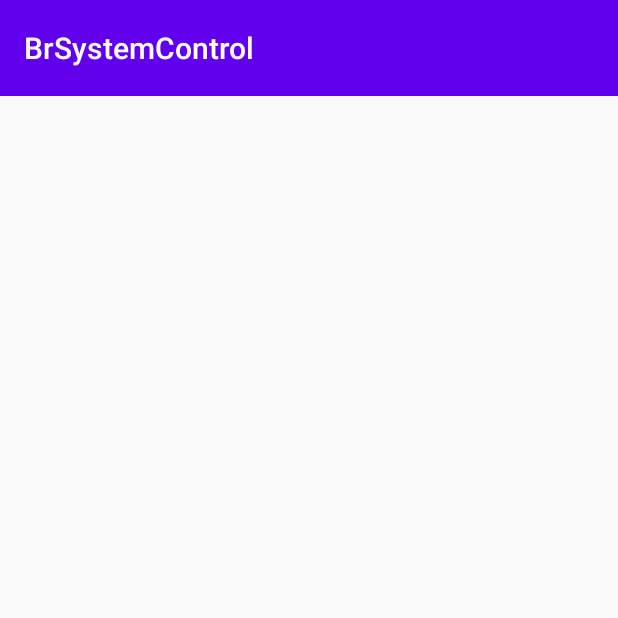
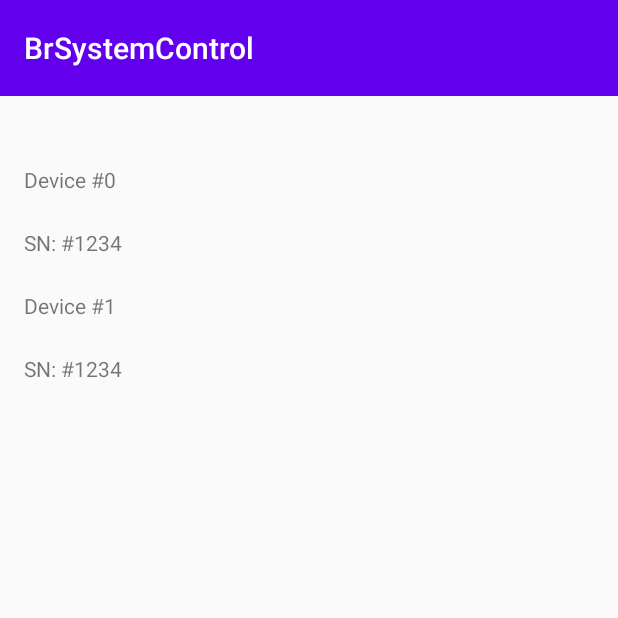
Before and after one commit to dimomite/brbuttonsystem, an Android app: the DevicesFragment screen opened through its navigation route, on a phone screen of 412 x 824 dp, the top half of it. Run offline under Robolectric (Android 15) with nearby library versions, the phone set to English and light mode, and no system bars; our stand-ins replace Dagger/Hilt's generated code, RxJava, Timber, data binding; 1 statement that could not run was skipped.

Commit message:
Added PIP mode for DeviceActivity. Moslty for prototyping. Main PIP activity should be for running game.

```diff
--- a/v1/soft/MobileApp/app/src/main/AndroidManifest.xml
+++ b/v1/soft/MobileApp/app/src/main/AndroidManifest.xml
@@ -25,7 +25,10 @@
                 <category android:name="android.intent.category.LAUNCHER" />
             </intent-filter>
         </activity>
-        <activity android:name=".presentation.devices.DeviceActivity" />
+        <activity
+            android:name=".presentation.devices.DeviceActivity"
+            android:configChanges="screenSize|smallestScreenSize|screenLayout|orientation"
+            android:supportsPictureInPicture="true" />
 
         <receiver android:name=".remotecontrol.RemoteControlWidgetProvider">
             <intent-filter>
--- a/v1/soft/MobileApp/app/src/main/java/org/dimomite/brbuttonsystem/presentation/devices/DevicesFragment.kt
+++ b/v1/soft/MobileApp/app/src/main/java/org/dimomite/brbuttonsystem/presentation/devices/DevicesFragment.kt
@@ -5,12 +5,44 @@ import android.view.LayoutInflater
 import android.view.View
 import android.view.ViewGroup
 import androidx.fragment.app.Fragment
+import androidx.navigation.fragment.findNavController
+import androidx.recyclerview.widget.RecyclerView
+import org.dimomite.brbuttonsystem.R
 import org.dimomite.brbuttonsystem.databinding.FragmentDevicesBinding
+import org.dimomite.brbuttonsystem.databinding.RemoteDeviceListItemBinding
+import org.dimomite.brbuttonsystem.presentation.connection.RemoteDeviceUiModel
+import timber.log.Timber
 
 class DevicesFragment : Fragment() {
+
     override fun onCreateView(inflater: LayoutInflater, container: ViewGroup?, savedInstanceState: Bundle?): View? {
         val bindings = FragmentDevicesBinding.inflate(inflater, container, false)
+        val adapter = DevicesAdapter(inflater)
+        bindings.devicesList.adapter = adapter
 
         return bindings.root
     }
+
+    private data class DevicesViewHolder(val bindings: RemoteDeviceListItemBinding) : RecyclerView.ViewHolder(bindings.root)
+
+    private inner class DevicesAdapter(private val inflater: LayoutInflater) : RecyclerView.Adapter<DevicesViewHolder>() {
+        override fun onCreateViewHolder(parent: ViewGroup, viewType: Int): DevicesViewHolder {
+            val bindings = RemoteDeviceListItemBinding.inflate(inflater, parent, false)
+            bindings.root.setOnClickListener {
+                Timber.i("DBG: Navigate to device activity")
+                findNavController().navigate(R.id.action_devicesFragment_to_deviceActivity)
+            }
+            return DevicesViewHolder(bindings)
+        }
+
+        override fun onBindViewHolder(holder: DevicesViewHolder, position: Int) {
+            holder.bindings.model = RemoteDeviceUiModel("Device #$position", "SN: #1234")
+        }
+
+        override fun getItemCount(): Int {
+            return 2
+        }
+    }
+
+
 }
--- a/v1/soft/MobileApp/app/src/main/res/layout/fragment_devices.xml
+++ b/v1/soft/MobileApp/app/src/main/res/layout/fragment_devices.xml
@@ -18,6 +18,7 @@
             android:layout_marginTop="32dp"
             android:layout_marginEnd="16dp"
             android:layout_marginBottom="32dp"
+            app:layoutManager="androidx.recyclerview.widget.LinearLayoutManager"
             app:layout_constraintBottom_toBottomOf="parent"
             app:layout_constraintEnd_toEndOf="parent"
             app:layout_constraintStart_toStartOf="parent"
--- a/v1/soft/MobileApp/app/src/main/res/layout/remote_device_list_item.xml
+++ b/v1/soft/MobileApp/app/src/main/res/layout/remote_device_list_item.xml
@@ -30,7 +30,7 @@
             android:layout_width="wrap_content"
             android:layout_height="36dp"
             android:gravity="center_vertical"
-            android:text="SN: #@{model.serialNumber}"
+            android:text="@{model.serialNumber}"
             app:layout_constraintStart_toStartOf="parent"
             app:layout_constraintTop_toBottomOf="@+id/remote_device_name_text" />
     </androidx.constraintlayout.widget.ConstraintLayout>
--- a/v1/soft/MobileApp/app/src/main/res/values/strings.xml
+++ b/v1/soft/MobileApp/app/src/main/res/values/strings.xml
@@ -5,6 +5,7 @@
     <string name="Enable_floating_control">Enable floating control</string>
     <string name="Enable_launcher_widget">Enable launcher widget</string>
     <string name="Enable_notifications_control">Enable notifications control</string>
+    <string name="Enable_pip_control">Enable PIP control</string>
 
     <string name="BR_control">BR control</string>
     <string name="Remote_control_from_BR_system">Remote control for BR system</string>
```
Also changed, not shown: v1/soft/MobileApp/app/src/main/java/org/dimomite/brbuttonsystem/presentation/devices/DeviceActivity.kt (+58 -0 lines), v1/soft/MobileApp/app/src/main/res/layout/activity_device.xml (+20 -0 lines), v1/soft/MobileApp/app/src/main/res/layout/settings_content.xml (+12 -0 lines).
